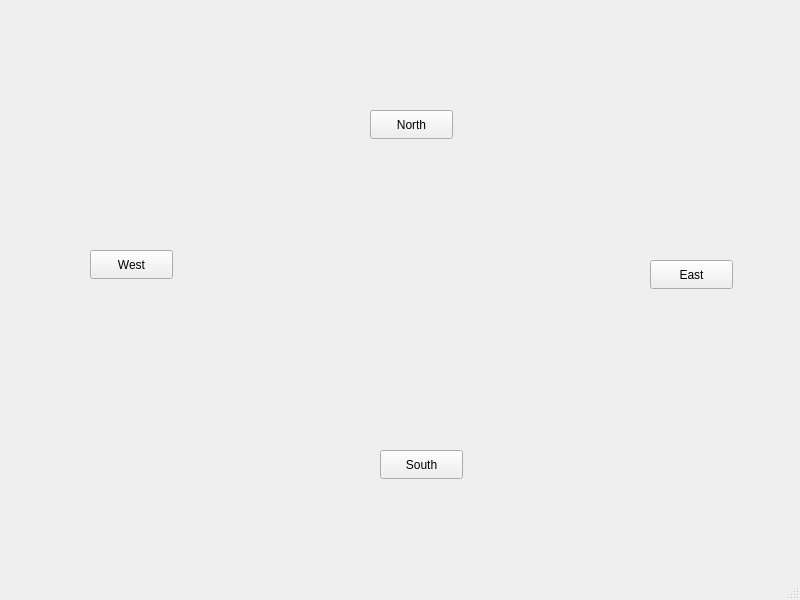
lukeol11/ZorkProject, file Zork/mainwindow.ui: the form before one commit.
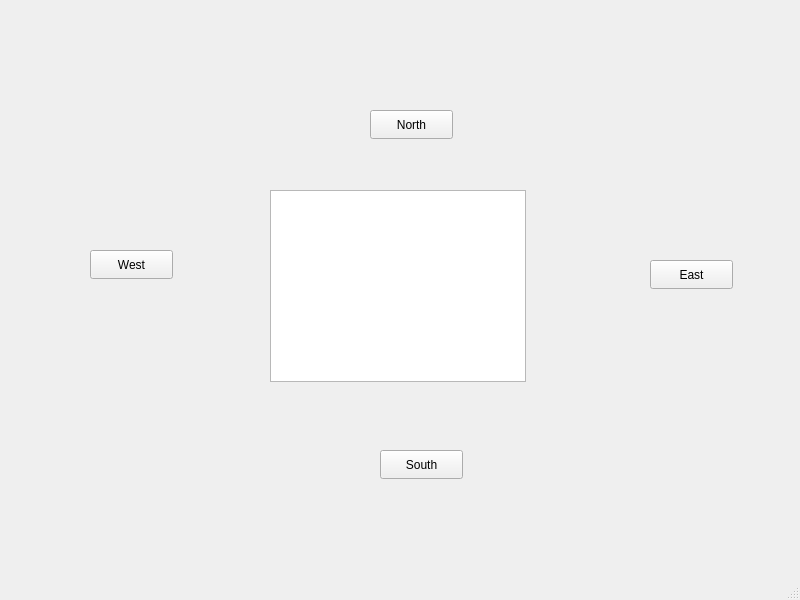
The form after the commit.

```diff
--- a/Zork/mainwindow.ui
+++ b/Zork/mainwindow.ui
@@ -66,6 +66,16 @@
      <string>South</string>
     </property>
    </widget>
+   <widget class="QTextBrowser" name="displayWindow">
+    <property name="geometry">
+     <rect>
+      <x>270</x>
+      <y>190</y>
+      <width>256</width>
+      <height>192</height>
+     </rect>
+    </property>
+   </widget>
   </widget>
   <widget class="QMenuBar" name="menubar">
    <property name="geometry">
```
Left out of the diff: 8 changed lines with no effect on the pictures.
